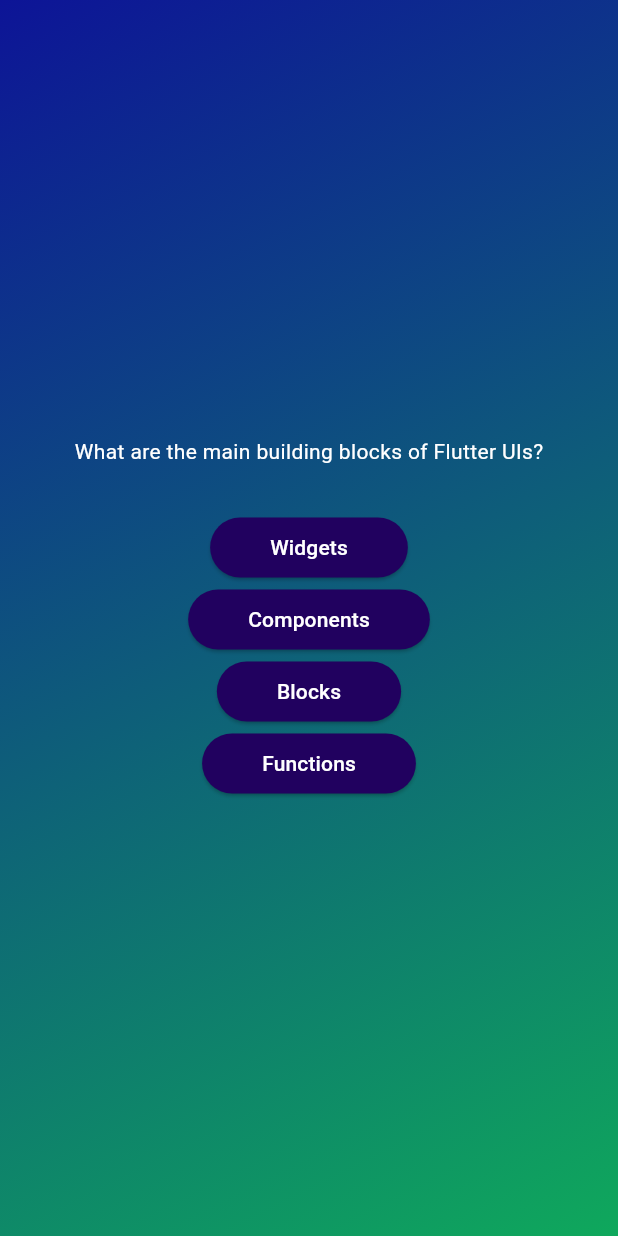
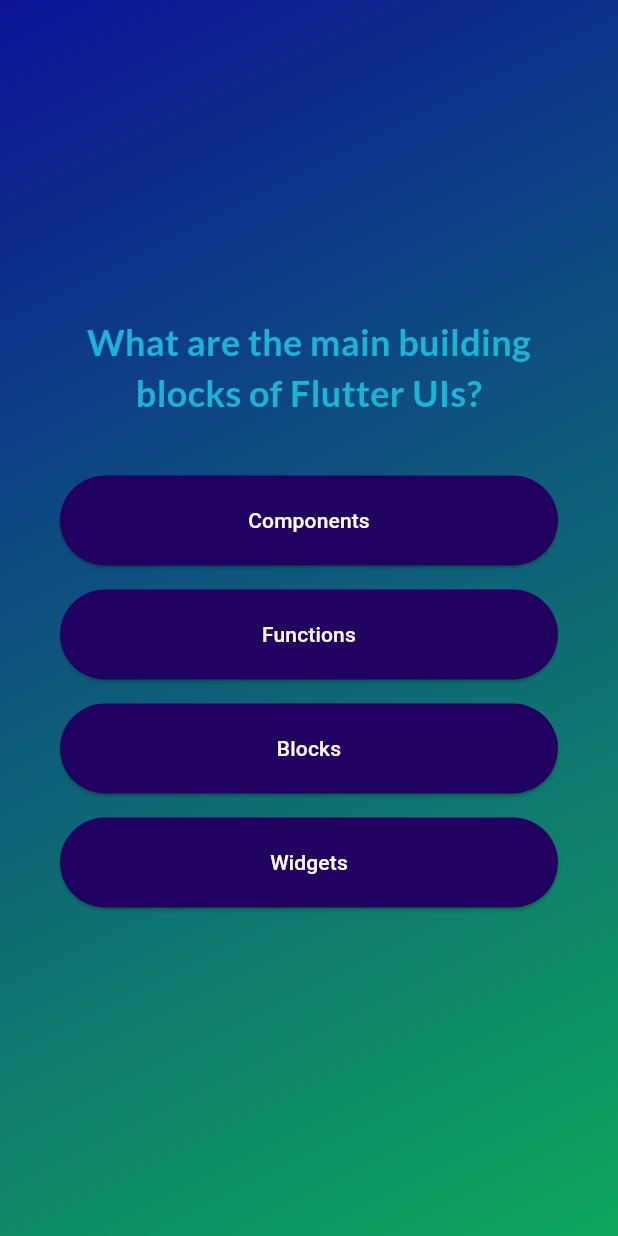
Before and after one commit to parth-17512/QUIZ-APP, a Flutter app: the screen it shows after launch, after a tap on "Start Quiz", on a phone screen of 412 x 824 dp. Run offline on Flutter 3.47's test engine with Material 3 defaults, Android fonts, the phone set to English and light mode, and no system bars; our stand-ins replace google_fonts.

Commit message:
all question pages added

```diff
--- a/lib/answer_button.dart
+++ b/lib/answer_button.dart
@@ -11,15 +11,23 @@ class AnswerButton extends StatelessWidget {
   final void Function() onTap;
   @override
   Widget build(BuildContext context) {
-    return ElevatedButton(
-      onPressed: onTap,
-      style: ElevatedButton.styleFrom(
-        padding: const EdgeInsets.symmetric(horizontal: 40, vertical: 10),
-        backgroundColor: Color.fromARGB(255, 33, 1, 95),
-        foregroundColor: Colors.white,
-        shape: RoundedRectangleBorder(borderRadius: BorderRadius.circular(40)),
+    return Padding(
+      // Wrap the ElevatedButton with Padding
+      padding: const EdgeInsets.symmetric(
+        vertical: 8.0,
+      ), // Add vertical padding for spacing
+      child: ElevatedButton(
+        onPressed: onTap,
+        style: ElevatedButton.styleFrom(
+          padding: const EdgeInsets.symmetric(horizontal: 40, vertical: 20),
+          backgroundColor: Color.fromARGB(255, 33, 1, 95),
+          foregroundColor: Colors.white,
+          shape: RoundedRectangleBorder(
+            borderRadius: BorderRadius.circular(40),
+          ),
+        ),
+        child: Text(answerText, textAlign: TextAlign.center),
       ),
-      child: Text(answerText),
     );
   }
 }
--- a/lib/models/quiz_questions.dart
+++ b/lib/models/quiz_questions.dart
@@ -3,4 +3,10 @@ class QuizQuestions {
 
   final String text;
   final List<String> answers;
+
+  List<String> getShuffledAnswers() {
+    final shuffledList = List.of(answers);
+    shuffledList.shuffle();
+    return shuffledList;
+  }
 }
--- a/lib/questions_screen.dart
+++ b/lib/questions_screen.dart
@@ -1,6 +1,7 @@
 import 'package:flutter/material.dart';
 import 'package:quiz_app/answer_button.dart';
 import 'package:quiz_app/data/questions.dart';
+import 'package:google_fonts/google_fonts.dart';
 
 class QuestionsScreen extends StatefulWidget {
   const QuestionsScreen({super.key});
@@ -12,28 +13,41 @@ class QuestionsScreen extends StatefulWidget {
 }
 
 class _QuestionsScreenState extends State<QuestionsScreen> {
+  var curentQuestionIndex = 0;
+
+  void answerQuestion() {
+    setState(() {
+      curentQuestionIndex++;
+    });
+  }
+
   @override
   Widget build(context) {
-    final currentQuestion = questions[0];
+    final currentQuestion = questions[curentQuestionIndex];
 
     return SizedBox(
       width: double.infinity,
+      child: Container(
+        margin: const EdgeInsets.all(40),
         child: Column(
           mainAxisAlignment: MainAxisAlignment.center,
+          crossAxisAlignment: CrossAxisAlignment.stretch,
           children: [
             Text(
               currentQuestion.text,
-            style: TextStyle(
-              color: Colors.white,
-              //fontSize: 28,
-              //fontWeight: FontWeight.bold,
+              style: GoogleFonts.lato(
+                color: const Color.fromARGB(255, 25, 180, 214),
+                fontSize: 24,
+                fontWeight: FontWeight.bold,
               ),
+              textAlign: TextAlign.center,
             ),
             const SizedBox(height: 30),
-          ...currentQuestion.answers.map((answer) {
-            return AnswerButton(answerText: answer, onTap: () {});
+            ...currentQuestion.getShuffledAnswers().map((answer) {
+              return AnswerButton(answerText: answer, onTap: answerQuestion);
             }),
           ],
+        ),
       ),
     );
   }
--- a/lib/start_screen.dart
+++ b/lib/start_screen.dart
@@ -1,4 +1,5 @@
 import 'package:flutter/material.dart';
+import 'package:google_fonts/google_fonts.dart';
 
 class StartScreen extends StatelessWidget {
   const StartScreen(this.startQuiz, {super.key});
@@ -22,9 +23,13 @@ class StartScreen extends StatelessWidget {
           //   child: Image.asset('assets/images/quiz-logo.png', width: 300),
           // ),
           const SizedBox(height: 80),
-          const Text(
+          Text(
             'Learn flutter the fun way!',
-            style: TextStyle(color: Colors.white, fontSize: 24),
+            style: GoogleFonts.lato(
+              color: Color.fromARGB(255, 243, 228, 228),
+              fontSize: 24,
+              fontWeight: FontWeight.bold,
+            ),
           ),
           const SizedBox(height: 30),
           OutlinedButton.icon(
--- a/pubspec.yaml
+++ b/pubspec.yaml
@@ -34,6 +34,7 @@ dependencies:
   # The following adds the Cupertino Icons font to your application.
   # Use with the CupertinoIcons class for iOS style icons.
   cupertino_icons: ^1.0.8
+  google_fonts: ^6.2.1
 
 dev_dependencies:
   flutter_test:
```
Also changed, not shown: pubspec.lock, 1 other file. Lines whose indentation alone changed are shown as unchanged.
